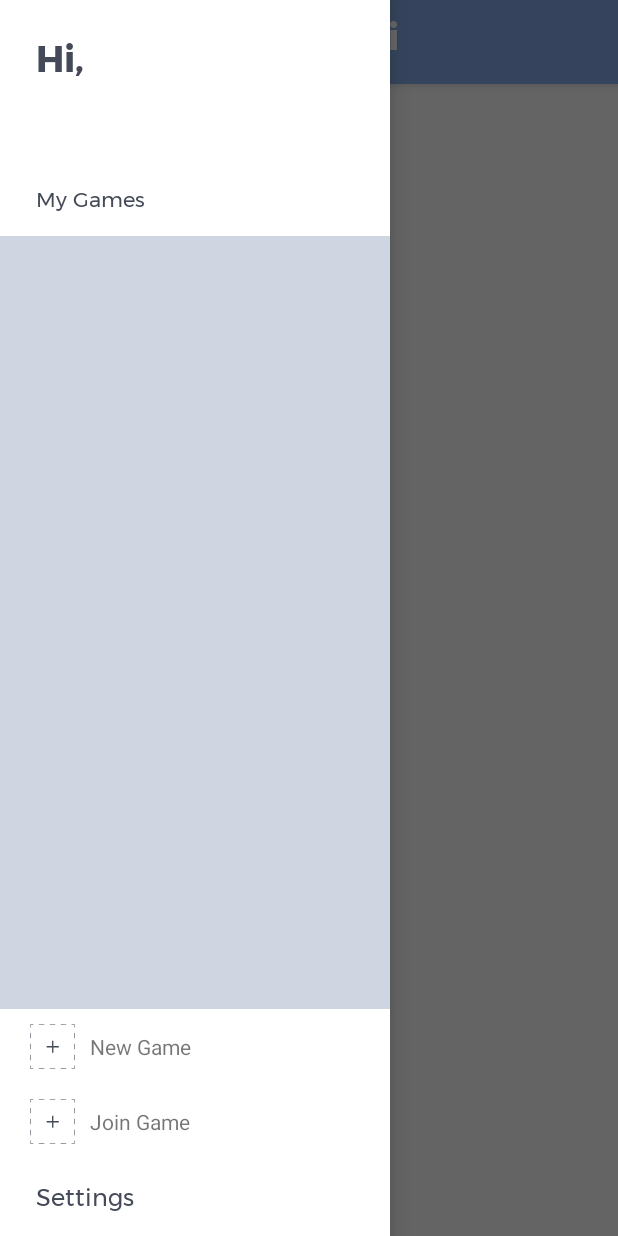
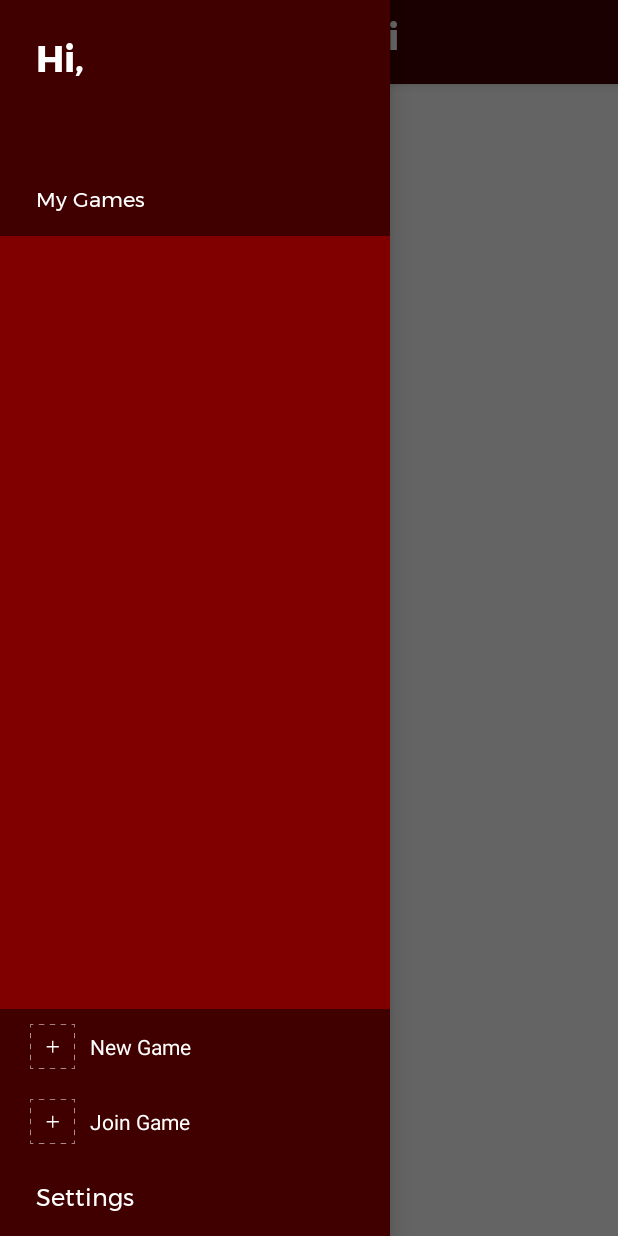
Before and after one commit to 6991ohnayrb/paparazzi, an Android app: the MainActivity screen opened directly, with no data from a screen before it, with the side drawer open, on a phone screen of 412 x 824 dp. Run offline under Robolectric (Android 15) with nearby library versions, the phone set to English and light mode, and no system bars; our stand-ins replace ButterKnife, RxJava; libraries missing offline, so code that uses them is left out: com.facebook, com.facebook.stetho, com.jakewharton.retrofit2; 12 statements that could not run were skipped.

Commit message:
Color changes and app icon changes (#22)

```diff
--- a/Paparazzi/app/src/main/res/drawable/background_message_self.xml
+++ b/Paparazzi/app/src/main/res/drawable/background_message_self.xml
@@ -2,10 +2,10 @@
 <shape xmlns:android="http://schemas.android.com/apk/res/android">
     <stroke
         android:width="1dp"
-        android:color="@color/colorPrimary"
+        android:color="@color/lightMaroon"
         />
 
-    <solid android:color="@color/colorPrimary" />
+    <solid android:color="@color/lightMaroon" />
 
     <corners android:radius="20dp" />
 </shape>
--- a/Paparazzi/app/src/main/res/layout/fragment_game_room.xml
+++ b/Paparazzi/app/src/main/res/layout/fragment_game_room.xml
@@ -17,6 +17,7 @@
                 android:layout_width="match_parent"
                 android:layout_height="0dp"
                 android:layout_weight="1"
+                android:background="@color/white"
                 android:paddingEnd="5dp"
                 android:paddingStart="5dp"
                 />
@@ -24,7 +25,7 @@
             <LinearLayout
                 android:layout_width="match_parent"
                 android:layout_height="wrap_content"
-                android:background="@color/colorPrimaryLight"
+                android:background="@color/darkCyan"
                 android:orientation="horizontal"
                 >
 
@@ -80,7 +81,8 @@
                         android:layout_weight="1"
                         android:hint="@string/enter_your_message"
                         android:padding="10dp"
-                        android:textColor="@color/black"
+                        android:textColor="@color/white"
+                        android:textColorHint="@color/white"
                         android:textSize="14sp"
                         />
 
--- a/Paparazzi/app/src/main/res/layout/fragment_join_game.xml
+++ b/Paparazzi/app/src/main/res/layout/fragment_join_game.xml
@@ -40,7 +40,7 @@
         android:layout_height="wrap_content"
         android:fontFamily="@font/montserrat_bold"
         android:text="@string/join_game"
-        android:textColor="@color/colorPrimaryDark"
+        android:textColor="@color/colorPrimary"
         android:textSize="18sp"
         />
 
--- a/Paparazzi/app/src/main/res/layout/fragment_new_game.xml
+++ b/Paparazzi/app/src/main/res/layout/fragment_new_game.xml
@@ -86,7 +86,7 @@
         android:layout_height="wrap_content"
         android:fontFamily="@font/montserrat_bold"
         android:text="@string/create"
-        android:textColor="@color/colorPrimaryDark"
+        android:textColor="@color/colorPrimary"
         android:textSize="18sp"
         />
 
--- a/Paparazzi/app/src/main/res/layout/include_navigation_drawer.xml
+++ b/Paparazzi/app/src/main/res/layout/include_navigation_drawer.xml
@@ -3,7 +3,7 @@
     android:layout_width="260dp"
     android:layout_height="match_parent"
     android:layout_gravity="start"
-    android:background="@color/white"
+    android:background="@color/darkMaroon"
     android:orientation="vertical"
     >
 
@@ -40,7 +40,7 @@
         android:layout_width="match_parent"
         android:layout_height="0dp"
         android:layout_weight="1"
-        android:background="@color/colorPrimaryLight"
+        android:background="@color/lightMaroon"
         android:orientation="vertical"
         android:paddingEnd="0dp"
         android:paddingStart="10dp"
@@ -61,7 +61,7 @@
             android:layout_marginEnd="10dp"
             android:layout_marginStart="10dp"
             android:background="@drawable/ic_new_game"
-            android:backgroundTint="@color/darkGray"
+            android:backgroundTint="@color/white"
             />
 
         <TextView
@@ -69,6 +69,7 @@
             android:layout_height="wrap_content"
             android:layout_gravity="center_vertical"
             android:text="@string/new_game"
+            android:textColor="@color/white"
             />
 
     </LinearLayout>
@@ -88,7 +89,7 @@
             android:layout_marginEnd="10dp"
             android:layout_marginStart="10dp"
             android:background="@drawable/ic_new_game"
-            android:backgroundTint="@color/darkGray"
+            android:backgroundTint="@color/white"
             />
 
         <TextView
@@ -96,6 +97,7 @@
             android:layout_height="wrap_content"
             android:layout_gravity="center_vertical"
             android:text="@string/join_game"
+            android:textColor="@color/white"
             />
 
     </LinearLayout>
--- a/Paparazzi/app/src/main/res/layout/message_item.xml
+++ b/Paparazzi/app/src/main/res/layout/message_item.xml
@@ -34,6 +34,7 @@
         android:paddingStart="15dp"
         android:paddingTop="5dp"
         android:textAlignment="textEnd"
+        android:textColor="@color/white"
         android:textSize="16sp"
         android:visibility="gone"
         />
@@ -80,6 +81,7 @@
             android:paddingStart="15dp"
             android:paddingTop="5dp"
             android:textAlignment="textStart"
+            android:textColor="@color/white"
             android:textSize="16sp"
             />
 
--- a/Paparazzi/app/src/main/res/values/colors.xml
+++ b/Paparazzi/app/src/main/res/values/colors.xml
@@ -1,7 +1,6 @@
 <?xml version="1.0" encoding="utf-8"?>
 <resources>
-    <color name="colorPrimary">#84AAE8</color>
-    <color name="colorPrimaryDark">#84AAE8</color>
+    <color name="colorPrimary">#400000</color>
     <color name="colorPrimaryLight">#CFD5E1</color>
     <color name="colorAccent">#EEC5D7</color>
     <color name="white">#FFFFFF</color>
--- a/Paparazzi/app/src/main/res/values/styles.xml
+++ b/Paparazzi/app/src/main/res/values/styles.xml
@@ -4,14 +4,14 @@
     <style name="AppTheme" parent="Theme.AppCompat.Light.DarkActionBar">
         <!-- Customize your theme here. -->
         <item name="colorPrimary">@color/colorPrimary</item>
-        <item name="colorPrimaryDark">@color/colorPrimaryDark</item>
+        <item name="colorPrimaryDark">@color/colorPrimary</item>
         <item name="colorAccent">@color/colorAccent</item>
     </style>
 
     <style name="LoginTheme" parent="Theme.AppCompat.Light.NoActionBar">
         <!-- Customize your theme here. -->
         <item name="colorPrimary">@color/colorPrimary</item>
-        <item name="colorPrimaryDark">@color/colorPrimaryDark</item>
+        <item name="colorPrimaryDark">@color/colorPrimary</item>
         <item name="colorAccent">@color/colorAccent</item>
     </style>
 
@@ -19,7 +19,7 @@
         <item name="android:paddingBottom">20dp</item>
         <item name="android:paddingLeft">24dp</item>
         <item name="android:paddingTop">20dp</item>
-        <item name="android:textColor">@color/darkGray</item>
+        <item name="android:textColor">@color/white</item>
         <item name="android:textSize">24sp</item>
     </style>
 
@@ -29,7 +29,7 @@
         <item name="android:paddingBottom">13dp</item>
         <item name="android:paddingLeft">24dp</item>
         <item name="android:paddingTop">13dp</item>
-        <item name="android:textColor">@color/darkGray</item>
+        <item name="android:textColor">@color/white</item>
         <item name="android:textSize">16sp</item>
     </style>
 
```
Also changed, not shown: Paparazzi/app/src/main/res/drawable/app_icon.png.
